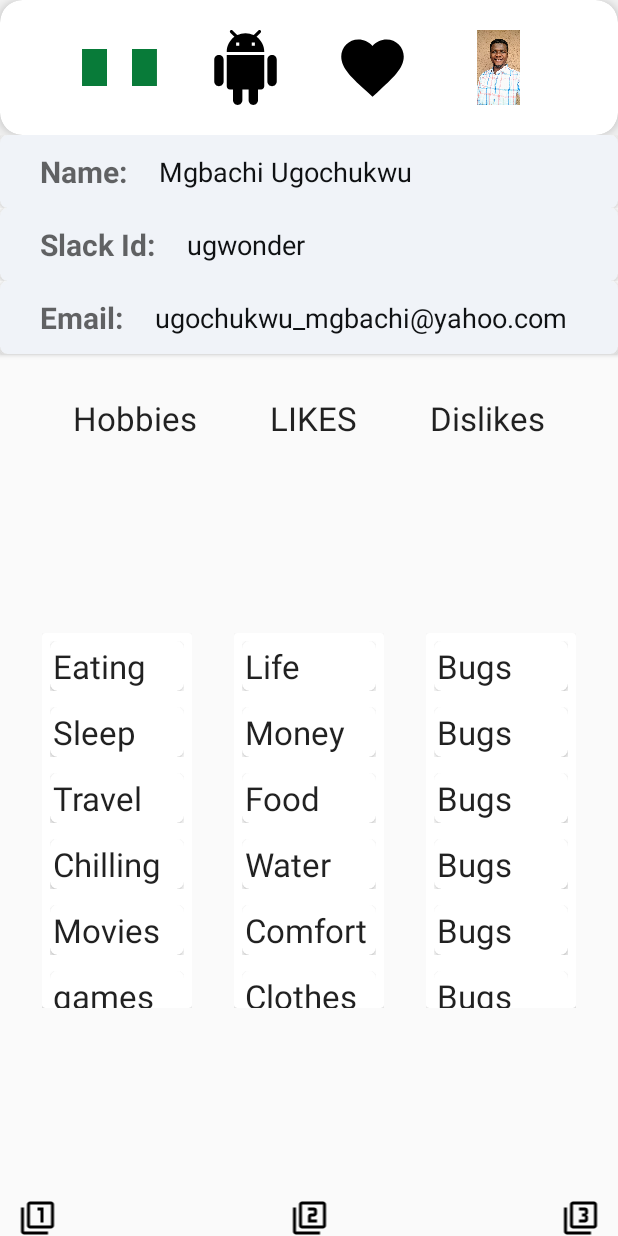
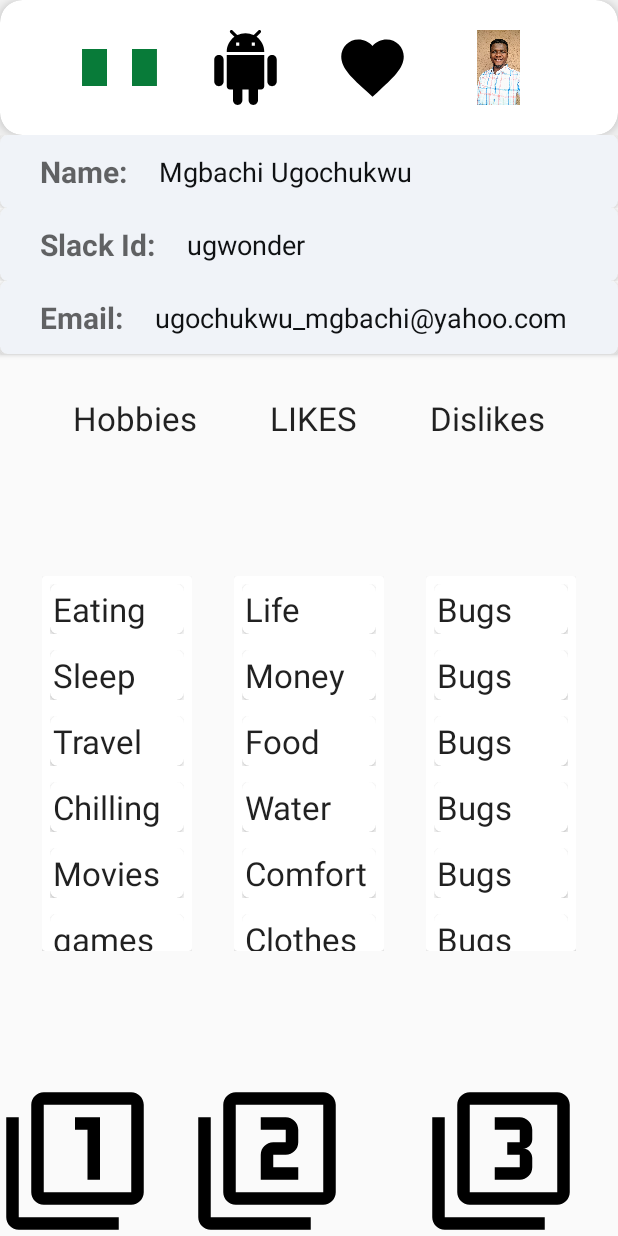
Before and after one commit to ugwonder/SingleAct, an Android app: the screen it shows after launch (MainActivity), on a phone screen of 412 x 824 dp. Run offline under Robolectric (Android 15) with nearby library versions, the phone set to English and light mode, and no system bars.

Commit message:
UI adjusted

```diff
--- a/app/src/main/res/layout/activity_main.xml
+++ b/app/src/main/res/layout/activity_main.xml
@@ -63,20 +63,20 @@
 
     <ImageView
         android:id="@+id/imageView5"
-        android:layout_width="50dp"
-        android:layout_height="wrap_content"
+        android:layout_width="100dp"
+        android:layout_height="100dp"
+        android:contentDescription="@string/todo"
         app:layout_constraintBottom_toBottomOf="parent"
         app:layout_constraintEnd_toStartOf="@+id/imageView6"
         app:layout_constraintHorizontal_bias="0.5"
-        app:layout_constraintHorizontal_chainStyle="spread_inside"
+        app:layout_constraintHorizontal_chainStyle="packed"
         app:layout_constraintStart_toStartOf="parent"
-        app:srcCompat="@drawable/ic_filter_1_black_24dp"
-        android:contentDescription="@string/todo" />
+        app:srcCompat="@drawable/ic_filter_1_black_24dp" />
 
     <ImageView
         android:id="@+id/imageView6"
-        android:layout_width="50dp"
-        android:layout_height="wrap_content"
+        android:layout_width="0dp"
+        android:layout_height="0dp"
         app:layout_constraintBottom_toBottomOf="@+id/imageView5"
         app:layout_constraintEnd_toStartOf="@+id/imageView7"
         app:layout_constraintHorizontal_bias="0.5"
@@ -87,8 +87,8 @@
 
     <ImageView
         android:id="@+id/imageView7"
-        android:layout_width="50dp"
-        android:layout_height="wrap_content"
+        android:layout_width="0dp"
+        android:layout_height="0dp"
         app:layout_constraintBottom_toBottomOf="@+id/imageView6"
         app:layout_constraintEnd_toEndOf="parent"
         app:layout_constraintHorizontal_bias="0.5"
--- a/app/src/main/res/layout/dislike_list_holder.xml
+++ b/app/src/main/res/layout/dislike_list_holder.xml
@@ -15,7 +15,7 @@
 
             <androidx.recyclerview.widget.RecyclerView
                 android:id="@+id/dislike_recycler_view"
-                android:layout_width="match_parent"
+                android:layout_width="0dp"
                 android:layout_height="wrap_content"
                 app:layout_constraintBottom_toBottomOf="parent"
                 app:layout_constraintEnd_toEndOf="parent"
--- a/app/src/main/res/layout/like_list_holder.xml
+++ b/app/src/main/res/layout/like_list_holder.xml
@@ -15,7 +15,7 @@
 
             <androidx.recyclerview.widget.RecyclerView
                 android:id="@+id/like_list_recycler_view"
-                android:layout_width="match_parent"
+                android:layout_width="0dp"
                 android:layout_height="wrap_content"
                 app:layout_constraintBottom_toBottomOf="parent"
                 app:layout_constraintEnd_toEndOf="parent"
```
